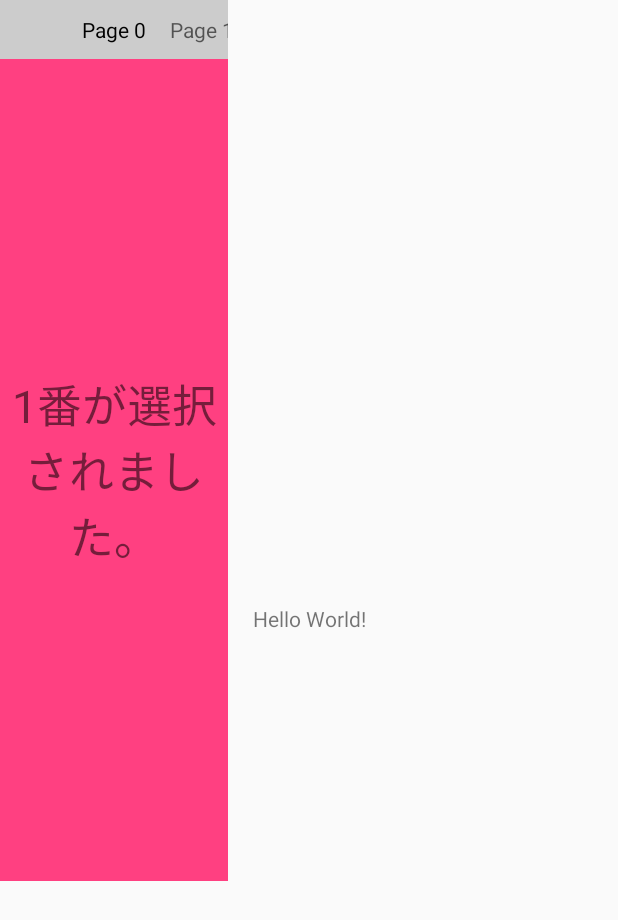
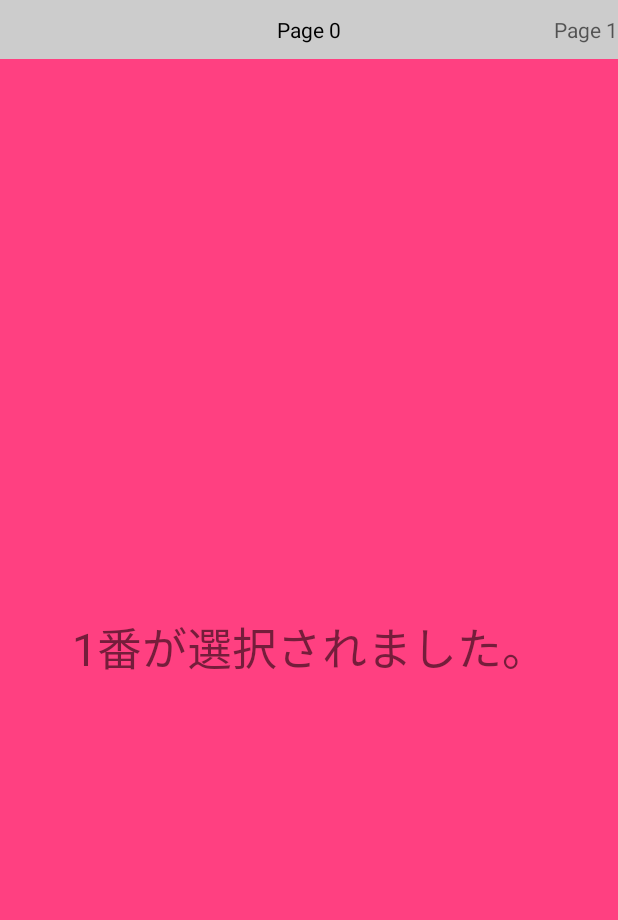
Before and after one commit to URADESU/Sample, an Android app: the screen it shows after launch (MainActivity), after a tap on an icon or button, on a phone screen of 412 x 824 dp. Shown: the top 920 px of the screen. Run offline under Robolectric (Android 15) with nearby library versions, the phone set to English and light mode, and no system bars; 1 statement that could not run was skipped.

Commit message:
Merge branch 'master' of https://github.com/URADESU/Sample
# Conflicts:
#	app/src/main/java/com/example/user/sample/MainActivity.java
#	app/src/main/res/layout/activity_main.xml

```diff
--- a/app/src/main/java/com/example/user/sample/Adapter.java
+++ b/app/src/main/java/com/example/user/sample/Adapter.java
@@ -9,6 +9,7 @@ public class Adapter
         extends FragmentStatePagerAdapter {
 
     public Adapter(FragmentManager fm) {
+
         super(fm);
     }
 
@@ -21,11 +22,6 @@ public class Adapter
             default:
                 return new Fragment2();
 
-//
-//            case 1:
-//                return new Fragment2();
-//            default:
-//                return new Fragment3();
         }
 
     }
--- a/app/src/main/java/com/example/user/sample/CustomAdapter.java
+++ b/app/src/main/java/com/example/user/sample/CustomAdapter.java
@@ -1,11 +1,9 @@
 package com.example.user.sample;
-
-import java.util.ArrayList;
 
 import android.content.Context;
 import android.graphics.Color;
 import android.text.TextUtils;
-import android.view.LayoutInflater;  //LayoutInflaterは動的にレイアウトのxmlからViewを生成できる
+import android.view.LayoutInflater;
 import android.view.View;
 import android.view.ViewGroup;
 import android.view.animation.Animation;
@@ -13,14 +11,16 @@ import android.view.animation.AnimationUtils;
 import android.widget.ArrayAdapter;
 import android.widget.TextView;
 
+import java.util.ArrayList;
+
 //文字列を継承するArrayAdapter<String>でCustomAdapterクラスを作成
 public class CustomAdapter extends ArrayAdapter<String>{
+
+    private LayoutInflater inflater;
 
     static class ViewHolder{
         TextView labelText;
     }
-
-    private LayoutInflater inflater;
 
     //コンストラクタ
     public CustomAdapter(Context context, int textViewResourceId,ArrayList<String>labelList) {
@@ -31,32 +31,32 @@ public class CustomAdapter extends ArrayAdapter<String>{
     @Override
     public View getView(int position,View convertView,ViewGroup parent){
         ViewHolder holder;
-        View view=convertView;
+        View view = convertView;
 
         //Viewを再利用している場合は新たにViewを作らない
-        if(view==null){
-            inflater=(LayoutInflater) getContext().getSystemService(Context.LAYOUT_INFLATER_SERVICE);
-            view=inflater.inflate(R.layout.item_layout,null);
-            TextView label=(TextView)view.findViewById(R.id.txtBase);
-            holder=new ViewHolder();
+        if (view == null) {
+            inflater = (LayoutInflater) getContext().getSystemService(Context.LAYOUT_INFLATER_SERVICE);
+            view = inflater.inflate(R.layout.item_layout,null);
+            TextView label = (TextView)view.findViewById(R.id.txtBase);
+            holder = new ViewHolder();
             holder.labelText=label;
             view.setTag(holder);
-        }else{
-            holder=(ViewHolder)view.getTag();
+        } else {
+            holder = (ViewHolder)view.getTag();
         }
 
         //特定の行のデータを取得
-        String str=getItem(position);
+        String str = getItem(position);
 
-        if(!TextUtils.isEmpty(str)){
+        if (!TextUtils.isEmpty(str)) {
             //テキストビューにラベルをセット
             holder.labelText.setText(str);
         }
 
         //行ごとに背景色を変える
-        if(position%2==0){		//2,4,6,8,...の偶数行の場合(背景は濃いグレー)
+        if (position%2 == 0) {		//2,4,6,8,...の偶数行の場合(背景は濃いグレー)
             holder.labelText.setBackgroundColor(Color.parseColor("#333333"));
-        }else{					//1,3,5,7,...の奇数行の場合(背景は薄いグレー)
+        } else {					//1,3,5,7,...の奇数行の場合(背景は薄いグレー)
             holder.labelText.setBackgroundColor(Color.parseColor("#666666"));
         }
 
--- a/app/src/main/java/com/example/user/sample/Fragment1.java
+++ b/app/src/main/java/com/example/user/sample/Fragment1.java
@@ -31,10 +31,10 @@ public class Fragment1 extends Fragment {
 
 
         //リストアイテムのラベルを格納する ArrayListをインスタンス化
-        ArrayList<String>labelList=new ArrayList<>();
+        final ArrayList<String>labelList = new ArrayList<>();
 
         //「List Item " "」を20個リストに追加
-        for(int i=1;i<=20;i++){
+        for(int i = 1; i <= 20; i++){
             labelList.add("List Item"+i);
         }
 
@@ -48,23 +48,27 @@ public class Fragment1 extends Fragment {
         //リストにAdapterをセット
         lv.setAdapter(mAdapter);
 
-
         //リストが選択された時の処理
         lv.setOnItemClickListener(new AdapterView.OnItemClickListener() {
 
             @Override
             public void onItemClick(AdapterView<?> parent, View view, int position, long id) {
 
+                Fragment3 fg3 = new Fragment3();
                 Bundle bundle = new Bundle();
                 bundle.putInt("selected", position);
-                Fragment3 fg3 = new Fragment3();
-
                 fg3.setArguments(bundle);
 
                 FragmentManager fragmentManager = getActivity().getSupportFragmentManager();
                 FragmentTransaction transaction = fragmentManager.beginTransaction();
+                /* フラグメント置き換え時のアニメーション設定 */
+                transaction.setCustomAnimations(R.anim.slide_in_right, R.anim.slide_out_left,
+                        R.anim.slide_in_left, R.anim.slide_out_right);
+                transaction.replace(R.id.main_fragment, fg3);
+                /* 戻るボタンを押すと、一つ前のフラグメントに戻る */
+                transaction.addToBackStack(null);
+                transaction.commit();
 
-                transaction.replace(R.id.main_fragment, fg3).addToBackStack(null).commit();
             }
         });
 
--- a/app/src/main/java/com/example/user/sample/home_diplay.java
+++ /dev/null
@@ -1,11 +0,0 @@
-package com.example.user.sample;
-
-/**
- * Created by daichi on 2017/07/09.
- */
-
-public class home_diplay {
-
-
-
-}
--- a/app/src/main/res/anim/enter_from_left.xml
+++ /dev/null
@@ -1,4 +0,0 @@
-<?xml version="1.0" encoding="utf-8"?>
-<set xmlns:android="http://schemas.android.com/apk/res/android">
-
-</set>
--- a/app/src/main/res/layout/activity_main.xml
+++ b/app/src/main/res/layout/activity_main.xml
@@ -6,22 +6,11 @@
     android:layout_height="match_parent"
     tools:context="com.example.user.sample.MainActivity">
 
-    <TextView
-        android:layout_width="wrap_content"
-        android:layout_height="wrap_content"
-        android:text="Hello World!"
-        app:layout_constraintBottom_toBottomOf="parent"
-        app:layout_constraintLeft_toLeftOf="parent"
-        app:layout_constraintRight_toRightOf="parent"
-        app:layout_constraintTop_toTopOf="parent" />
-
     <android.support.v4.view.ViewPager
         xmlns:android="http://schemas.android.com/apk/res/android"
         android:id="@+id/pager"
-        android:layout_width="152dp"
-        android:layout_height="587dp"
-        tools:layout_editor_absoluteY="8dp"
-        tools:layout_editor_absoluteX="8dp">
+        android:layout_width="match_parent"
+        android:layout_height="match_parent">
         <android.support.v4.view.PagerTitleStrip
             android:layout_width="match_parent"
             android:layout_height="wrap_content"
--- a/app/src/main/res/layout/fragment_fragment1.xml
+++ b/app/src/main/res/layout/fragment_fragment1.xml
@@ -1,12 +1,11 @@
 <!--
-ListView
-データの一覧を表示する。
+データの一覧を表示するレイアウト
 -->
 <FrameLayout xmlns:android="http://schemas.android.com/apk/res/android"
     xmlns:tools="http://schemas.android.com/tools"
     android:layout_width="match_parent"
     android:layout_height="match_parent"
-    tools:context="com.example.user.sample.Fragment1"
+    tools:context="com.example.user.sample.kofragment "
     android:id="@+id/main_fragment">
     <ListView xmlns:android="http://schemas.android.com/apk/res/android"
         android:id="@+id/listView"
--- a/app/src/main/res/layout/fragment_fragment3.xml
+++ b/app/src/main/res/layout/fragment_fragment3.xml
@@ -1,8 +1,14 @@
+<!--
+リストの内容を表示させるレイアウト
+
+-->
+
 <FrameLayout xmlns:android="http://schemas.android.com/apk/res/android"
     xmlns:tools="http://schemas.android.com/tools"
     android:id="@+id/fragment3"
     android:layout_width="match_parent"
     android:layout_height="match_parent"
+    android:clickable="true"
     tools:context="com.example.user.sample.Fragment3">
 
     <!-- TODO: Update blank fragment layout -->
--- a/app/src/main/res/values/strings.xml
+++ b/app/src/main/res/values/strings.xml
@@ -1,3 +1,6 @@
 <resources>
     <string name="app_name">Sample</string>
+
+    <!-- TODO: Remove or change this placeholder text -->
+    <string name="hello_blank_fragment">Hello blank fragment</string>
 </resources>
--- a/app/src/main/res/values/styles.xml
+++ b/app/src/main/res/values/styles.xml
@@ -7,5 +7,5 @@
         <item name="colorPrimaryDark">@color/colorPrimaryDark</item>
         <item name="colorAccent">@color/colorAccent</item>
     </style>
-z
+
 </resources>
```
